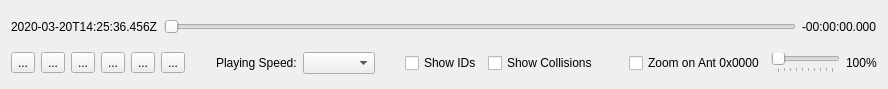
Old version of the form src/fort/studio/widget/TrackingVideoControl.ui in the repository formicidae-tracker/studio.
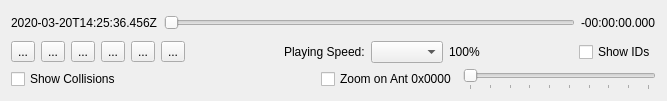
New version of the form. Icons and pictures are not drawn.

Commit message: Complies with smaller screen

The edit to the form file:
```diff
--- a/src/fort/studio/widget/TrackingVideoControl.ui
+++ b/src/fort/studio/widget/TrackingVideoControl.ui
@@ -6,8 +6,8 @@
    <rect>
     <x>0</x>
     <y>0</y>
-    <width>888</width>
-    <height>89</height>
+    <width>667</width>
+    <height>101</height>
    </rect>
   </property>
   <property name="sizePolicy">
@@ -136,6 +136,13 @@
      <item>
       <widget class="QComboBox" name="comboBox"/>
      </item>
+     <item>
+      <widget class="QLabel" name="zoomLabel">
+       <property name="text">
+        <string>100%</string>
+       </property>
+      </widget>
+     </item>
      <item>
       <spacer name="horizontalSpacer_3">
        <property name="orientation">
@@ -156,6 +163,10 @@
        </property>
       </widget>
      </item>
+    </layout>
+   </item>
+   <item>
+    <layout class="QHBoxLayout" name="horizontalLayout_3">
      <item>
       <widget class="QCheckBox" name="showCollisionsBox">
        <property name="text">
@@ -185,6 +196,12 @@
      </item>
      <item>
       <widget class="QSlider" name="zoomSlider">
+       <property name="minimumSize">
+        <size>
+         <width>0</width>
+         <height>21</height>
+        </size>
+       </property>
        <property name="maximum">
         <number>9</number>
        </property>
@@ -199,13 +216,6 @@
        </property>
       </widget>
      </item>
-     <item>
-      <widget class="QLabel" name="zoomLabel">
-       <property name="text">
-        <string>100%</string>
-       </property>
-      </widget>
-     </item>
     </layout>
    </item>
   </layout>
```
The commit also changes 1 other file.
